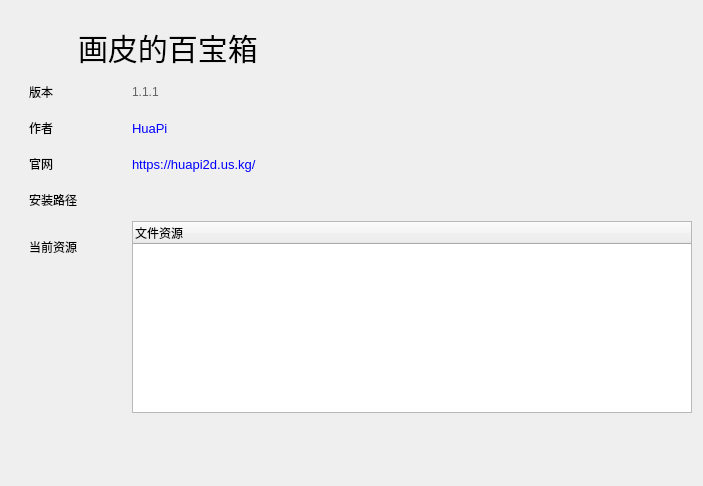
Above: otherwidgets/about/aboutsoftwaredialog.ui from HuaPi2d/HuaPi2d before the change. Below: the same form after it.
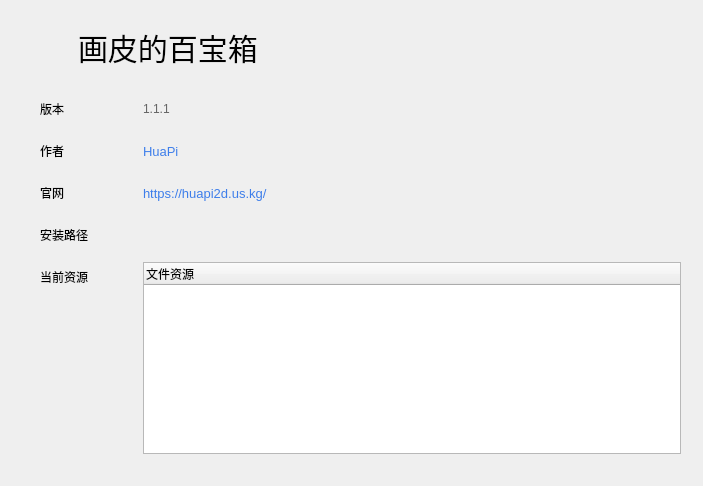
That is the form after the change. Icons and pictures are not drawn. Custom widgets are drawn as their Qt base class.

Diff of the .ui file:
```diff
--- a/otherwidgets/about/aboutsoftwaredialog.ui
+++ b/otherwidgets/about/aboutsoftwaredialog.ui
@@ -69,6 +69,14 @@
     </widget>
    </item>
    <item>
+    <widget class="QWidget" name="infoWidget" native="true">
+     <property name="styleSheet">
+      <string notr="true">/* 设置 QLabel 的固定高度为 30px */
+QLabel {
+    min-height: 30px;
+    max-height: 30px;
+}</string>
+     </property>
     <layout class="QFormLayout" name="formLayout">
      <item row="0" column="0">
       <widget class="QLabel" name="versionLabel">
@@ -123,7 +131,7 @@
        </property>
        <property name="styleSheet">
         <string notr="true">QLabel {
-            color: blue;
+            color: #3e7eea;
             cursor: pointer;
 font-size:13px;
         }
@@ -158,7 +166,7 @@
       <widget class="UrlLabel" name="websiteUrlLabel">
        <property name="styleSheet">
         <string notr="true">QLabel {
-            color: blue;
+            color: #3e7eea;
             cursor: pointer;
 font-size:13px;
         }
@@ -172,19 +180,6 @@
        </property>
       </widget>
      </item>
-     <item row="5" column="0">
-      <spacer name="verticalSpacer">
-       <property name="orientation">
-        <enum>Qt::Orientation::Vertical</enum>
-       </property>
-       <property name="sizeHint" stdset="0">
-        <size>
-         <width>20</width>
-         <height>40</height>
-        </size>
-       </property>
-      </spacer>
-     </item>
      <item row="3" column="0">
       <widget class="QLabel" name="installLabel">
        <property name="styleSheet">
@@ -206,7 +201,7 @@
       <widget class="OpendirLabel" name="installPathLabel">
        <property name="styleSheet">
         <string notr="true">QLabel {
-            color: blue;
+            color: #3e7eea;
             cursor: pointer;
 font-size:13px;
         }
@@ -228,7 +223,7 @@
 	min-height:30px;
 min-width:100px;
 max-height:30px;
-max-height:100px;
+max-height:1000000px;
 margin-left:15px;
 }</string>
        </property>
@@ -250,6 +245,7 @@
       </widget>
      </item>
     </layout>
+    </widget>
    </item>
   </layout>
  </widget>
```
Lines whose indentation alone changed are shown as unchanged.
